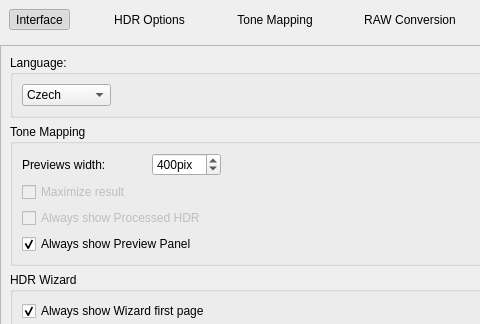
Above: forms/PreferencesDialog.ui from LuminanceHDR/LuminanceHDR before the change; both pictures show x 0 to 480 and y 0 to 324 of the 599 by 509 pixel window. Below: the same form after it.
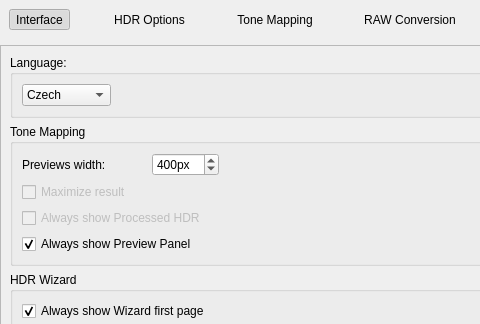
That is the form after the change. Icons and pictures are not drawn.

Commit message: pix -> px

The edit to the form file:
```diff
--- a/forms/PreferencesDialog.ui
+++ b/forms/PreferencesDialog.ui
@@ -443,7 +443,7 @@
                 <item>
                  <widget class="QSpinBox" name="previewsWidthSpinBox">
                   <property name="suffix">
-                   <string>pix</string>
+                   <string>px</string>
                   </property>
                   <property name="minimum">
                    <number>128</number>
```
The commit also changes 1 other file.
